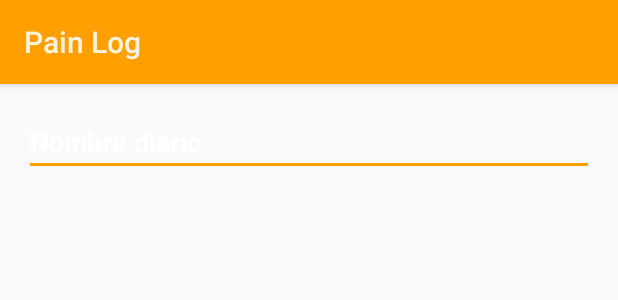
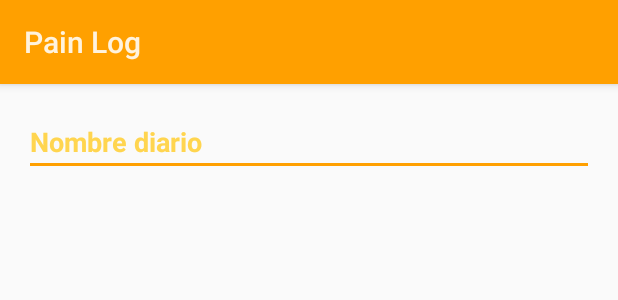
Before and after one commit to rulogarcillan/PainLog, an Android app: the layout edittext.xml on its own in the app's theme, with its tools: preview values and no code run, on a phone screen of 412 x 824 dp. Shown: the top 300 px of the screen. Run offline under Robolectric (Android 15) with nearby library versions, the phone set to English and light mode, and no system bars.

Commit message:
Pequeños arreglos layout

```diff
--- a/app/src/main/res/layout/edittext.xml
+++ b/app/src/main/res/layout/edittext.xml
@@ -13,7 +13,7 @@
         android:layout_width="match_parent"
         android:layout_height="wrap_content"
         android:hint="Nombre diario"
-        android:textColorHint="#FFFFFF"
+        android:textColorHint="@color/color_d"
         android:textColor="@color/card_text"
         android:textStyle="bold" />
 
```
